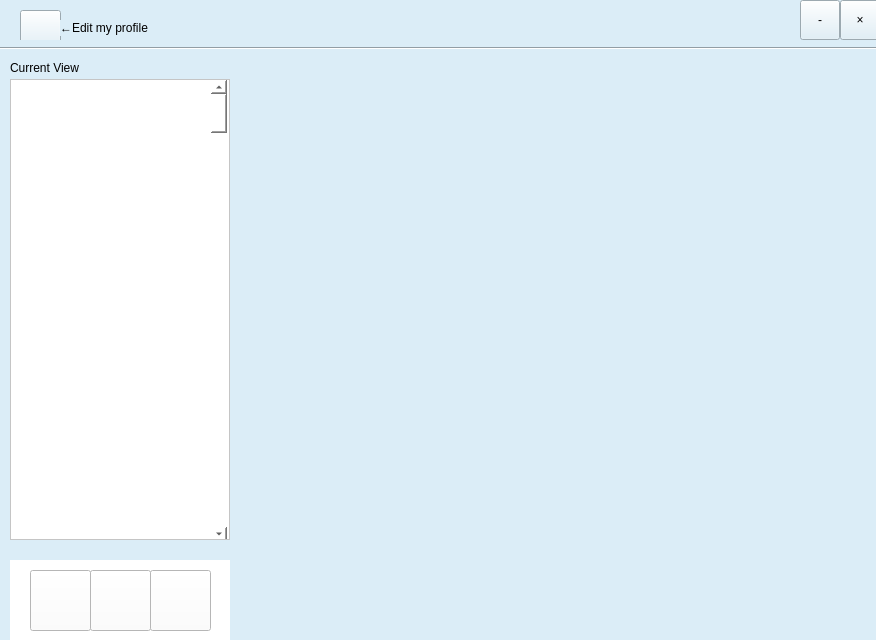
pechpo/What-s-up, file client/ui/mainwindow.ui: the form before one commit.
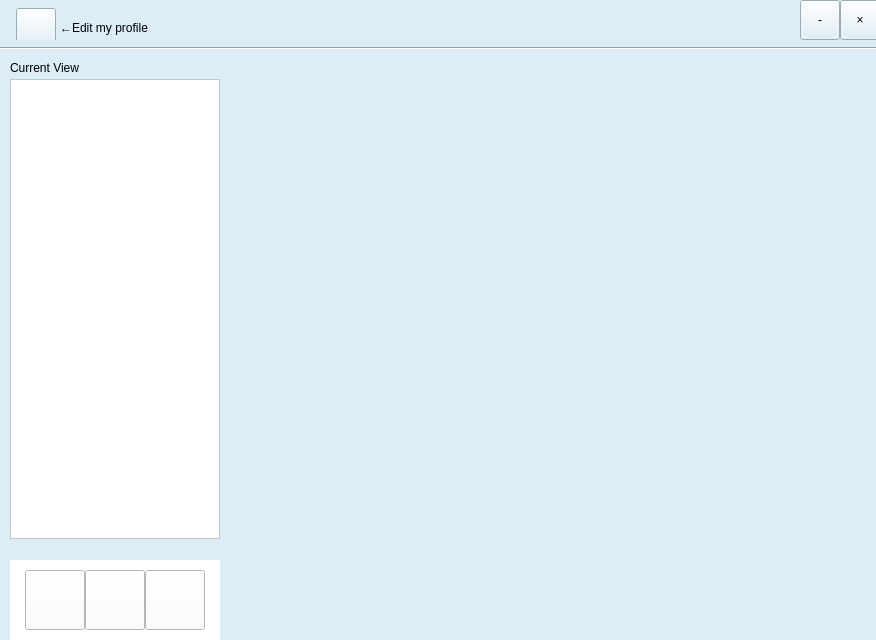
The form after the commit. Icons and pictures are not drawn.

The edit to the form file:
```diff
--- a/client/ui/mainwindow.ui
+++ b/client/ui/mainwindow.ui
@@ -21,8 +21,8 @@
     <rect>
      <x>0</x>
      <y>0</y>
-     <width>881</width>
-     <height>641</height>
+     <width>900</width>
+     <height>650</height>
     </rect>
    </property>
    <property name="styleSheet">
@@ -63,10 +63,10 @@
    <widget class="QToolButton" name="settingButton">
     <property name="geometry">
      <rect>
-      <x>20</x>
-      <y>10</y>
-      <width>41</width>
-      <height>41</height>
+      <x>16</x>
+      <y>8</y>
+      <width>40</width>
+      <height>40</height>
      </rect>
     </property>
     <property name="styleSheet">
@@ -81,7 +81,7 @@
      <rect>
       <x>10</x>
       <y>560</y>
-      <width>220</width>
+      <width>210</width>
       <height>81</height>
      </rect>
     </property>
@@ -91,10 +91,10 @@
     <widget class="QToolButton" name="grouplistButton">
      <property name="geometry">
       <rect>
-       <x>20</x>
+       <x>15</x>
        <y>10</y>
-       <width>61</width>
-       <height>61</height>
+       <width>60</width>
+       <height>60</height>
       </rect>
      </property>
      <property name="styleSheet">
@@ -107,10 +107,10 @@
     <widget class="QToolButton" name="addnewfriendButton">
      <property name="geometry">
       <rect>
-       <x>80</x>
+       <x>75</x>
        <y>10</y>
-       <width>61</width>
-       <height>61</height>
+       <width>60</width>
+       <height>60</height>
       </rect>
      </property>
      <property name="styleSheet">
@@ -123,10 +123,10 @@
     <widget class="QToolButton" name="toolButton">
      <property name="geometry">
       <rect>
-       <x>140</x>
+       <x>135</x>
        <y>10</y>
-       <width>61</width>
-       <height>61</height>
+       <width>60</width>
+       <height>60</height>
       </rect>
      </property>
      <property name="styleSheet">
@@ -155,8 +155,8 @@
      <rect>
       <x>10</x>
       <y>79</y>
-      <width>220</width>
-      <height>461</height>
+      <width>210</width>
+      <height>460</height>
      </rect>
     </property>
     <property name="styleSheet">
@@ -170,23 +170,10 @@
       <rect>
        <x>0</x>
        <y>0</y>
-       <width>218</width>
-       <height>459</height>
+       <width>208</width>
+       <height>458</height>
       </rect>
      </property>
-     <widget class="QScrollBar" name="verticalScrollBar">
-      <property name="geometry">
-       <rect>
-        <x>200</x>
-        <y>0</y>
-        <width>16</width>
-        <height>461</height>
-       </rect>
-      </property>
-      <property name="orientation">
-       <enum>Qt::Vertical</enum>
-      </property>
-     </widget>
     </widget>
    </widget>
    <widget class="QLabel" name="viewLabel">
```
